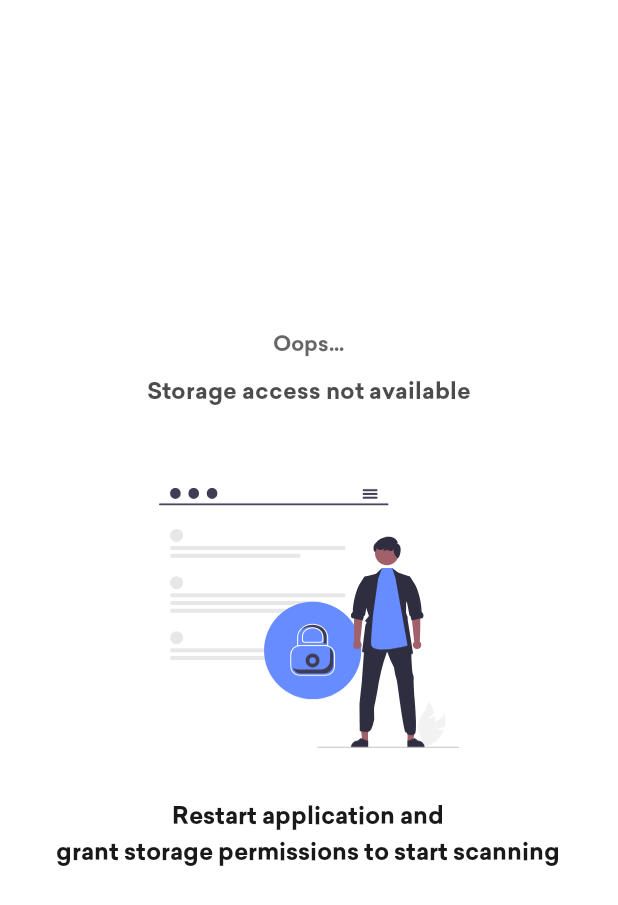
After one commit to jaym21/Skanner, an Android app: the PermissionNotGrantedFragment screen opened through its navigation route, on a phone screen of 412 x 824 dp. The commit adds this screen. Shown: the top 905 px of the screen. Run offline under Robolectric (Android 15) with nearby library versions, the phone set to English and light mode, and no system bars; libraries missing offline, so code that uses them is left out: org.opencv.android; 2 statements that could not run were skipped.

Commit message:
adding storage permissions not granted screen

```diff
--- a/app/build.gradle
+++ b/app/build.gradle
@@ -53,6 +53,8 @@ dependencies {
     implementation 'androidx.constraintlayout:constraintlayout:2.1.2'
     implementation 'androidx.legacy:legacy-support-v4:1.0.0'
 
+    implementation 'com.android.databinding:viewbinding:7.0.3'
+
     // navigation
     def navigation = "2.3.5"
     implementation "androidx.navigation:navigation-fragment-ktx:$navigation"
--- a/app/src/main/java/dev/jaym21/skanner/ui/AllDocumentsFragment.kt
+++ b/app/src/main/java/dev/jaym21/skanner/ui/AllDocumentsFragment.kt
@@ -40,7 +40,7 @@ class AllDocumentsFragment : Fragment() {
         binding?.fabCamera?.setOnClickListener {
             //making new directory to add new images taken
             val newDocumentPath = FileUtils.mkdir(requireContext(), "Skanner_${SimpleDateFormat(Constants.FILENAME, Locale.US).format(System.currentTimeMillis())}")
-            val bundle = bundleOf("newDocumentPath" to newDocumentPath)
+            val bundle = bundleOf("documentDirectory" to newDocumentPath.absolutePath)
             navController.navigate(R.id.action_allDocumentsFragment_to_cameraFragment, bundle)
         }
     }
--- a/app/src/main/java/dev/jaym21/skanner/ui/CameraFragment.kt
+++ b/app/src/main/java/dev/jaym21/skanner/ui/CameraFragment.kt
@@ -2,7 +2,6 @@ package dev.jaym21.skanner.ui
 
 import android.Manifest
 import android.content.pm.PackageManager
-import android.net.Uri
 import android.os.Bundle
 import android.util.Log
 import android.util.Size
@@ -22,12 +21,9 @@ import androidx.navigation.Navigation
 import com.google.android.material.snackbar.Snackbar
 import dev.jaym21.skanner.databinding.FragmentCameraBinding
 import dev.jaym21.skanner.utils.Constants
-import dev.jaym21.skanner.utils.FileUtils
 import java.io.File
 import java.text.SimpleDateFormat
 import java.util.*
-import java.util.concurrent.ExecutorService
-import java.util.concurrent.Executors
 
 
 class CameraFragment : Fragment(){
@@ -37,7 +33,7 @@ class CameraFragment : Fragment(){
     private var imageCapture: ImageCapture? = null
     private var camera: Camera? = null
     private var cameraProvider: ProcessCameraProvider? = null
-    private var documentDirectory: File? = null
+    private var documentDirectory: String? = null
     private var photoFile: File? = null
     private lateinit var navController: NavController
     private val TAG = "CameraFragment"
@@ -62,7 +58,8 @@ class CameraFragment : Fragment(){
         navController = Navigation.findNavController(view)
 
         //getting new document directory for saving images
-        documentDirectory = arguments?.get("documentDirectory") as File
+        documentDirectory = arguments?.getString("documentDirectory")
+        Log.d("TAGYOYO", "DOCUMENT DIRECTORY $documentDirectory")
 
         if(ContextCompat.checkSelfPermission(requireContext(), Manifest.permission.CAMERA) == PackageManager.PERMISSION_GRANTED) {
             if (ContextCompat.checkSelfPermission(requireContext(), Manifest.permission.WRITE_EXTERNAL_STORAGE) == PackageManager.PERMISSION_GRANTED) {
--- a/app/src/main/java/dev/jaym21/skanner/ui/ImageCropFragment.kt
+++ b/app/src/main/java/dev/jaym21/skanner/ui/ImageCropFragment.kt
@@ -36,6 +36,7 @@ class ImageCropFragment : Fragment() {
     private var originalImageFile: File? = null
     private var documentDirectory: File? = null
     private var selectedImage: Bitmap? = null
+    private var transformedImage: Bitmap? = null
 
     override fun onCreateView(
         inflater: LayoutInflater, container: ViewGroup?,
--- a/app/src/main/java/dev/jaym21/skanner/ui/MainActivity.kt
+++ b/app/src/main/java/dev/jaym21/skanner/ui/MainActivity.kt
@@ -8,26 +8,37 @@ import androidx.appcompat.app.AppCompatActivity
 import android.os.Bundle
 import android.util.Log
 import android.widget.Toast
-import androidx.activity.result.ActivityResultLauncher
-import androidx.activity.result.contract.ActivityResultContracts
 import androidx.core.app.ActivityCompat
 import androidx.core.content.ContextCompat
+import androidx.navigation.NavController
+import androidx.navigation.NavGraph
+import androidx.navigation.findNavController
 import dev.jaym21.skanner.R
+import dev.jaym21.skanner.databinding.ActivityMainBinding
 import dev.jaym21.skanner.utils.Constants
 import org.opencv.android.OpenCVLoader
 
 class MainActivity : AppCompatActivity() {
 
+    private var binding: ActivityMainBinding? = null
     private var readPermissionGranted = false
     private var writePermissionGranted = false
+    private var navController: NavController? = null
+    private var navGraph: NavGraph? = null
 
     override fun onCreate(savedInstanceState: Bundle?) {
         super.onCreate(savedInstanceState)
-        setContentView(R.layout.activity_main)
+        binding = ActivityMainBinding.inflate(layoutInflater)
+        setContentView(binding?.root)
 
         if (OpenCVLoader.initDebug()) {
             Log.d("TAGYOYO", "OpenCV loaded")
         }
+
+        navController = findNavController(R.id.nav_host_fragment)
+        val graphInflater = navController!!.navInflater
+        navGraph = graphInflater.inflate(R.navigation.nav_graph)
+
 
         updateOrRequestPermissions()
     }
@@ -40,6 +51,10 @@ class MainActivity : AppCompatActivity() {
         readPermissionGranted = isReadPermissionAvailable
         writePermissionGranted = isWritePermissionAvailable || minSDK29
 
+        if (readPermissionGranted && writePermissionGranted) {
+            navGraph!!.startDestination = R.id.allDocumentsFragment
+            navController!!.graph = navGraph as NavGraph
+        }
 
         if (!writePermissionGranted) {
             ActivityCompat.requestPermissions(this,  arrayOf(Manifest.permission.WRITE_EXTERNAL_STORAGE), Constants.WRITE_EXTERNAL_STORAGE_REQUEST_CODE)
@@ -59,16 +74,31 @@ class MainActivity : AppCompatActivity() {
         when(requestCode) {
             Constants.WRITE_EXTERNAL_STORAGE_REQUEST_CODE -> {
                 if (grantResults.isEmpty() || grantResults[0] == PackageManager.PERMISSION_DENIED) {
-                    Toast.makeText(this, "Permission of writing in external storage is required to run app", Toast.LENGTH_LONG).show()
-                    updateOrRequestPermissions()
+//                    Toast.makeText(this, "Permission of writing in external storage is required to run app", Toast.LENGTH_LONG).show()
+//                    updateOrRequestPermissions()
+                    navGraph!!.startDestination = R.id.permissionNotGrantedFragment
+                    navController!!.graph = navGraph as NavGraph
+                }else {
+                    navGraph!!.startDestination = R.id.allDocumentsFragment
+                    navController!!.graph = navGraph as NavGraph
                 }
             }
             Constants.READ_EXTERNAL_STORAGE_REQUEST_CODE -> {
                 if (grantResults.isEmpty() || grantResults[0] == PackageManager.PERMISSION_DENIED) {
-                    Toast.makeText(this, "Permission of reading of external storage is required to run app", Toast.LENGTH_LONG).show()
-                    updateOrRequestPermissions()
+//                    Toast.makeText(this, "Permission of reading of external storage is required to run app", Toast.LENGTH_LONG).show()
+//                    updateOrRequestPermissions()
+                    navGraph!!.startDestination = R.id.permissionNotGrantedFragment
+                    navController!!.graph = navGraph as NavGraph
+                }else {
+                    navGraph!!.startDestination = R.id.allDocumentsFragment
+                    navController!!.graph = navGraph as NavGraph
                 }
             }
         }
     }
+
+    override fun onDestroy() {
+        super.onDestroy()
+        binding = null
+    }
 }
--- /dev/null
+++ b/app/src/main/java/dev/jaym21/skanner/ui/PermissionNotGrantedFragment.kt
@@ -0,0 +1,28 @@
+package dev.jaym21.skanner.ui
+
+import android.os.Bundle
+import android.view.LayoutInflater
+import android.view.View
+import android.view.ViewGroup
+import androidx.fragment.app.Fragment
+import dev.jaym21.skanner.databinding.FragmentPermissionNotGrantedBinding
+
+
+class PermissionNotGrantedFragment : Fragment() {
+
+    private var binding: FragmentPermissionNotGrantedBinding? = null
+
+    override fun onCreateView(
+        inflater: LayoutInflater, container: ViewGroup?,
+        savedInstanceState: Bundle?
+    ): View? {
+        // Inflate the layout for this fragment
+        binding = FragmentPermissionNotGrantedBinding.inflate(inflater, container, false)
+        return binding?.root
+    }
+
+    override fun onDestroy() {
+        super.onDestroy()
+        binding = null
+    }
+}
--- /dev/null
+++ b/app/src/main/res/drawable/ic_storage_permission.xml
@@ -0,0 +1,129 @@
+<vector xmlns:android="http://schemas.android.com/apk/res/android"
+    android:width="598.38257dp"
+    android:height="519.3657dp"
+    android:viewportWidth="598.38257"
+    android:viewportHeight="519.3657">
+  <path
+      android:pathData="M554.029,481.345l16.119,-5.113a54.561,54.561 0,0 0,-0.388 -26.249c-6.476,14.399 -25.475,17.926 -36.3,29.419a32.819,32.819 0,0 0,-8.395 27.179l-3.391,11.504a54.994,54.994 0,0 0,40.024 -22.767,53.121 53.121,0 0,0 6.224,-11.783C561.048,482.846 554.029,481.345 554.029,481.345Z"
+      android:fillColor="#f2f2f2"/>
+  <path
+      android:pathData="M536.805,460.072l12.147,-11.765A54.561,54.561 0,0 0,536.898 424.987c0.625,15.776 -14.806,27.406 -19.369,42.52a32.819,32.819 0,0 0,4.607 28.071l2.095,11.809A54.994,54.994 0,0 0,549.9 469.159a53.121,53.121 0,0 0,0.316 -13.323C543.757,458.286 536.805,460.072 536.805,460.072Z"
+      android:fillColor="#f2f2f2"/>
+  <path
+      android:pathData="M456.06,34.484L1.767,34.484a1.807,1.807 0,0 1,0 -3.613L456.06,30.871a1.807,1.807 0,0 1,0 3.613Z"
+      android:fillColor="#3f3d56"/>
+  <path
+      android:pathData="M22.104,10.823a10.588,10.823 0,1 0,21.175 0a10.588,10.823 0,1 0,-21.175 0z"
+      android:fillColor="#3f3d56"/>
+  <path
+      android:pathData="M58.679,10.823a10.588,10.823 0,1 0,21.175 0a10.588,10.823 0,1 0,-21.175 0z"
+      android:fillColor="#3f3d56"/>
+  <path
+      android:pathData="M95.254,10.823a10.588,10.823 0,1 0,21.175 0a10.588,10.823 0,1 0,-21.175 0z"
+      android:fillColor="#3f3d56"/>
+  <path
+      android:pathData="M434.039,2.683h-25.981a1.968,1.968 0,0 0,0 3.934h25.981a1.968,1.968 0,0 0,0 -3.934Z"
+      android:fillColor="#3f3d56"/>
+  <path
+      android:pathData="M434.039,10.067h-25.981a1.968,1.968 0,0 0,0 3.934h25.981a1.968,1.968 0,0 0,0 -3.934Z"
+      android:fillColor="#3f3d56"/>
+  <path
+      android:pathData="M434.039,17.442h-25.981a1.968,1.968 0,0 0,0 3.934h25.981a1.968,1.968 0,0 0,0 -3.934Z"
+      android:fillColor="#3f3d56"/>
+  <path
+      android:pathData="M35.193,94.795m-13.089,0a13.089,13.089 0,1 1,26.179 0a13.089,13.089 0,1 1,-26.179 0"
+      android:fillColor="#e6e7e8"/>
+  <path
+      android:pathData="M368.516,123.78L26.002,123.78a3.898,3.898 0,1 1,0 -7.795h342.514a3.898,3.898 0,1 1,0 7.795Z"
+      android:fillColor="#e6e7e8"/>
+  <path
+      android:pathData="M278.686,139.182L26.002,139.182a3.898,3.898 0,0 1,0 -7.796L278.686,131.386a3.898,3.898 0,1 1,0 7.796Z"
+      android:fillColor="#e6e7e8"/>
+  <path
+      android:pathData="M35.193,299.1m-13.089,0a13.089,13.089 0,1 1,26.179 0a13.089,13.089 0,1 1,-26.179 0"
+      android:fillColor="#e6e7e8"/>
+  <path
+      android:pathData="M368.516,328.084L26.002,328.084a3.898,3.898 0,1 1,0 -7.795h342.514a4.359,4.359 0,0 1,4.114 4.198A3.849,3.849 0,0 1,368.516 328.084Z"
+      android:fillColor="#e6e7e8"/>
+  <path
+      android:pathData="M278.686,343.486L26.002,343.486a3.898,3.898 0,0 1,0 -7.796L278.686,335.69a3.898,3.898 0,1 1,0 7.796Z"
+      android:fillColor="#e6e7e8"/>
+  <path
+      android:pathData="M35.193,189.247m-13.089,0a13.089,13.089 0,1 1,26.179 0a13.089,13.089 0,1 1,-26.179 0"
+      android:fillColor="#e6e7e8"/>
+  <path
+      android:pathData="M368.516,218.231L26.002,218.231a3.898,3.898 0,1 1,0 -7.795h342.514a3.898,3.898 0,1 1,0 7.795Z"
+      android:fillColor="#e6e7e8"/>
+  <path
+      android:pathData="M320.818,233.633L26.002,233.633a3.898,3.898 0,0 1,0 -7.796L320.818,225.837a3.898,3.898 0,0 1,0 7.796Z"
+      android:fillColor="#e6e7e8"/>
+  <path
+      android:pathData="M300.808,249.035L26.002,249.035a3.898,3.898 0,0 1,0 -7.796L300.808,241.239a3.898,3.898 0,1 1,0 7.796Z"
+      android:fillColor="#e6e7e8"/>
+  <path
+      android:pathData="M306.495,324.421m-96.934,0a96.934,96.934 0,1 1,193.867 0a96.934,96.934 0,1 1,-193.867 0"
+      android:fillColor="#668cff"/>
+  <path
+      android:pathData="M306.361,344.393m-13.848,0a13.848,13.848 0,1 1,27.695 0a13.848,13.848 0,1 1,-27.695 0"
+      android:fillColor="#3f3d56"/>
+  <path
+      android:pathData="M306.361,344.393m-6.391,0a6.391,6.391 0,1 1,12.782 0a6.391,6.391 0,1 1,-12.782 0"
+      android:fillColor="#668cff"/>
+  <path
+      android:pathData="M332.067,375.219h-51.144a19.123,19.123 0,0 1,-19.102 -19.101L261.821,332.669a19.123,19.123 0,0 1,19.102 -19.102h51.144a19.123,19.123 0,0 1,19.101 19.102v23.449A19.122,19.122 0,0 1,332.067 375.219ZM280.923,315.567a17.121,17.121 0,0 0,-17.102 17.102v23.449A17.12,17.12 0,0 0,280.923 373.219h51.144a17.12,17.12 0,0 0,17.101 -17.101L349.168,332.669a17.121,17.121 0,0 0,-17.101 -17.102Z"
+      android:fillColor="#fff"/>
+  <path
+      android:pathData="M277.894,362.49h45.395a17.943,17.943 0,0 0,17.943 -17.943L341.232,324.924a17.863,17.863 0,0 0,-1.184 -6.365,17.895 17.895,0 0,1 7.131,14.295v19.624a17.943,17.943 0,0 1,-17.943 17.943L283.841,370.42a17.933,17.933 0,0 1,-16.759 -11.577A17.84,17.84 0,0 0,277.894 362.49Z"
+      android:fillColor="#3f3d56"/>
+  <path
+      android:pathData="M416.909,506.542l-11.154,-0.001l-5.307,-43.027l16.464,0.001l-0.003,43.027z"
+      android:fillColor="#a0616a"/>
+  <path
+      android:pathData="M417.303,518.178l-34.303,-0.001v-0.434a13.352,13.352 0,0 1,13.352 -13.351h0.001l6.266,-4.754 11.691,4.754 2.994,0Z"
+      android:fillColor="#2f2e41"/>
+  <path
+      android:pathData="M495.838,506.542l11.155,-0.001l5.307,-43.027l-16.464,0.001l0.002,43.027z"
+      android:fillColor="#a0616a"/>
+  <path
+      android:pathData="M495.445,518.178l34.303,-0.001v-0.434a13.352,13.352 0,0 0,-13.352 -13.351h-0.001l-6.266,-4.754L498.439,504.393l-2.994,0Z"
+      android:fillColor="#2f2e41"/>
+  <path
+      android:pathData="M399.957,431.896c0.165,-2.455 1.475,-16.033 1.475,-16.033l3.138,-28.795 5.53,-76.328 0.361,-4.997 28.967,-5.561 19.798,-9.491 23.531,7.522 18.323,6.871s0.031,2.941 0.173,6.495c0.188,4.651 0.518,10.354 1.302,11.836 1.31,2.62 0.98,16.684 0.98,16.684s1.302,28.614 2.941,31.752 1.969,9.671 1.475,10.981 1.639,35.674 1.639,35.674 5.476,60.811 2.04,69.98 -16.418,3.163 -16.418,3.163 0.627,-2.447 -3.138,-3.6 -15.233,-87.38 -15.233,-87.38 -2.133,-17.68 -4.094,-22.747 -3.765,-19.304 -3.765,-19.304 -12.111,-23.563 -12.268,-28.802c0,0 -1.584,-4.902 -3.083,0.494s-5.914,18.323 -5.914,18.323l-4.306,15.876L438.345,388.23l-3.279,19.97s-4.91,26.504 -5.695,27.649 0,25.359 0,25.359 -3.796,20.621 -9.162,24.222 -19.58,0.057 -19.58,0.057S399.792,434.351 399.957,431.896Z"
+      android:fillColor="#2f2e41"/>
+  <path
+      android:pathData="M412.315,236.13l6.44,19.398l-7.946,9.459l3.499,3.601l-2.581,5.09l-6.73,53.354l36.897,13.993l12.425,-15.578l9.797,15.578l42.694,-10.432l-10.888,-68.037l0,-4.448l-3.074,-8.589l0,-18.182l8.118,-54.122l-24.23,-8.487l-11.585,-9.169l-3.749,12.895l-15.962,-2.839l-0.416,-9.688l-12.213,11.539l-10.284,2.933l-12.314,2.816l-1.569,3.922l3.137,-0.784l-0.509,51.024l1.043,4.753z"
+      android:fillColor="#2f2e41"/>
+  <path
+      android:pathData="M401.286,307.104l6.197,-59.982 1.636,-24.687L391.774,219.3s0.687,17.652 -1.585,27.611c-2.242,9.828 -0.297,58.877 -0.159,60.188a8.439,8.439 0,1 0,11.256 0.005Z"
+      android:fillColor="#a0616a"/>
+  <path
+      android:pathData="M384.368,259.552l4.824,0.996 16.55,3.428 0.918,0.188 1.953,-7.765 2.267,-2.416 4.314,-22.606 0.227,-1.177 6.518,-13.931 4.51,-41.87 -16.77,3.012c-0.086,0.086 -0.165,0.18 -0.243,0.275 -2.408,2.73 -4.126,6.526 -6.934,10.346 -9.138,12.432 -16.15,42.639 -15.875,59.189 0.008,0.267 -0.267,0.557 -0.596,0.855A9.18,9.18 0,0 0,384.368 259.552Z"
+      android:fillColor="#2f2e41"/>
+  <path
+      android:pathData="M509.108,307.104l-6.197,-59.982 -1.636,-24.687 17.345,-3.136s-0.687,17.652 1.585,27.611c2.242,9.828 0.297,58.877 0.159,60.188a8.439,8.439 0,1 1,-11.256 0.005Z"
+      android:fillColor="#a0616a"/>
+  <path
+      android:pathData="M526.027,259.552l-4.824,0.996 -16.55,3.428 -0.918,0.188 -1.953,-7.765 -2.267,-2.416L495.201,231.377l-0.227,-1.177 -6.518,-13.931 1.49,-41.87 10.77,3.012c0.086,0.086 0.165,0.18 0.243,0.275 2.408,2.73 4.126,6.526 6.934,10.346 9.138,12.432 16.15,42.639 15.875,59.189 -0.008,0.267 0.267,0.557 0.596,0.855A9.18,9.18 0,0 1,526.027 259.552Z"
+      android:fillColor="#2f2e41"/>
+  <path
+      android:pathData="M437.144,180.594l7.88,-20.667 20.127,-0.369 6.679,21.036 24.006,134.104s-73.544,20.481 -72.798,-4.138c0.784,-25.885 4.323,-60.268 4.323,-60.268Z"
+      android:fillColor="#668cff"/>
+  <path
+      android:pathData="M454.637,130.437m-23.71,0a23.71,23.71 0,1 1,47.42 0a23.71,23.71 0,1 1,-47.42 0"
+      android:fillColor="#a0616a"/>
+  <path
+      android:pathData="M429.529,113.237c3.86,-4.201 8.688,-11.892 23.312,-15.121 18.07,-3.991 26.609,12.334 22.052,12.601 13.325,4.035 4.765,31.611 0.945,29.298A1.125,1.125 0,0 1,475.745 139.941,18.77 18.77,0 0,1 468.247,127.134l-0.725,-6.525c-0.104,5.309 -5.53,6.012 -11.074,4.056a6.955,6.955 0,0 1,4.914 -4.838,23.786 23.786,0 0,1 -13.971,6.079 9.511,9.511 0,0 1,4.625 -6.364l-0.219,-0.215a22.85,22.85 0,0 1,-7.33 4.15c-3.056,0.876 -6.718,0.402 -8.812,-1.99a6.5,6.5 0,0 1,-1.252 -2.254c0.453,4.205 -2.368,9.004 -4.558,8.18C428.022,127.059 426.96,116.034 429.529,113.237Z"
+      android:fillColor="#2f2e41"/>
+  <path
+      android:pathData="M598.383,518.176a1.186,1.186 0,0 1,-1.19 1.19h-280.29a1.19,1.19 0,0 1,0 -2.38h280.29A1.187,1.187 0,0 1,598.383 518.176Z"
+      android:fillColor="#ccc"/>
+  <path
+      android:pathData="M307.282,271.863c-9.481,0 -17.815,4.292 -22.533,10.735a29.121,29.121 0,0 1,17.373 -5.574c14.682,0 26.626,10.284 26.626,22.925v10.508h5.16v-15.668C333.908,282.147 321.963,271.863 307.282,271.863Z"
+      android:fillColor="#3f3d56"/>
+  <path
+      android:pathData="M337.453,315.834h-61.918L275.535,297.616c0,-14.698 13.888,-26.656 30.959,-26.656s30.959,11.958 30.959,26.656ZM277.535,313.834h57.918L335.453,297.616c0,-13.596 -12.991,-24.656 -28.959,-24.656s-28.959,11.061 -28.959,24.656Z"
+      android:fillColor="#fff"/>
+  <path
+      android:pathData="M322.352,308.879L290.637,308.879a5.388,5.388 0,0 1,-5.381 -5.382v-7.25c0,-10.108 9.528,-18.332 21.239,-18.332s21.239,8.224 21.239,18.332v7.25A5.388,5.388 0,0 1,322.352 308.879ZM306.495,279.915c-10.608,0 -19.239,7.326 -19.239,16.332v7.25a3.385,3.385 0,0 0,3.381 3.382h31.715a3.385,3.385 0,0 0,3.381 -3.382v-7.25C325.733,287.241 317.103,279.915 306.495,279.915Z"
+      android:fillColor="#fff"/>
+</vector>
--- /dev/null
+++ b/app/src/main/res/layout/fragment_permission_not_granted.xml
@@ -0,0 +1,74 @@
+<?xml version="1.0" encoding="utf-8"?>
+<RelativeLayout xmlns:android="http://schemas.android.com/apk/res/android"
+    xmlns:tools="http://schemas.android.com/tools"
+    android:layout_width="match_parent"
+    android:layout_height="match_parent"
+    tools:context=".ui.PermissionNotGrantedFragment">
+
+    <LinearLayout
+        android:id="@+id/llTopMessage"
+        android:layout_width="wrap_content"
+        android:layout_height="wrap_content"
+        android:orientation="vertical"
+        android:layout_centerHorizontal="true"
+        android:layout_above="@id/ivStoragePermission"
+        android:layout_marginBottom="40dp"
+        android:gravity="center">
+
+        <TextView
+            android:layout_width="wrap_content"
+            android:layout_height="wrap_content"
+            android:text="Oops..."
+            android:textSize="14sp"
+            android:textColor="@color/black_alpha_60"
+            android:fontFamily="@font/sailec_bold"
+            android:layout_marginBottom="10dp"/>
+
+        <TextView
+            android:layout_width="wrap_content"
+            android:layout_height="wrap_content"
+            android:text="Storage access not available"
+            android:textSize="15sp"
+            android:textColor="@color/black_alpha_70"
+            android:fontFamily="@font/sailec_bold" />
+
+    </LinearLayout>
+
+    <ImageView
+        android:id="@+id/ivStoragePermission"
+        android:layout_width="200dp"
+        android:layout_height="200dp"
+        android:src="@drawable/ic_storage_permission"
+        android:layout_centerVertical="true"
+        android:layout_centerHorizontal="true" />
+
+
+    <LinearLayout
+        android:layout_width="wrap_content"
+        android:layout_height="wrap_content"
+        android:orientation="vertical"
+        android:layout_centerHorizontal="true"
+        android:layout_below="@id/ivStoragePermission"
+        android:gravity="center"
+        android:layout_marginTop="20dp">
+
+        <TextView
+            android:layout_width="wrap_content"
+            android:layout_height="wrap_content"
+            android:text="Restart application and"
+            android:textSize="16sp"
+            android:fontFamily="@font/sailec_bold"
+            android:textColor="@color/black_alpha_90"/>
+
+        <TextView
+            android:layout_width="wrap_content"
+            android:layout_height="wrap_content"
+            android:text="grant storage permissions to start scanning"
+            android:textSize="16sp"
+            android:fontFamily="@font/sailec_bold"
+            android:textColor="@color/black_alpha_90"
+            android:lines="2"/>
+
+    </LinearLayout>
+
+</RelativeLayout>
--- a/app/src/main/res/navigation/nav_graph.xml
+++ b/app/src/main/res/navigation/nav_graph.xml
@@ -26,7 +26,7 @@
         tools:layout="@layout/fragment_camera" >
 
         <argument
-            android:name="documentDirectory" />
+            android:name="documentDirectory"/>
 
         <action
             android:id="@+id/action_cameraFragment_to_imageCropFragment"
@@ -58,4 +58,9 @@
         android:name="dev.jaym21.skanner.ui.ImageProcessingFragment"
         android:label="fragment_image_processing"
         tools:layout="@layout/fragment_image_processing" />
+    <fragment
+        android:id="@+id/permissionNotGrantedFragment"
+        android:name="dev.jaym21.skanner.ui.PermissionNotGrantedFragment"
+        android:label="fragment_permission_not_granted"
+        tools:layout="@layout/fragment_permission_not_granted" />
 </navigation>
--- a/app/src/main/res/values/colors.xml
+++ b/app/src/main/res/values/colors.xml
@@ -6,6 +6,7 @@
     <color name="teal_200">#FF03DAC5</color>
     <color name="teal_700">#FF018786</color>
     <color name="black">#FF000000</color>
+    <color name="black_alpha_90">#E6000000</color>
     <color name="black_alpha_80">#CC000000</color>
     <color name="black_alpha_70">#B3000000</color>
     <color name="black_alpha_60">#99000000</color>
```
Also changed, not shown: 7 other files.
